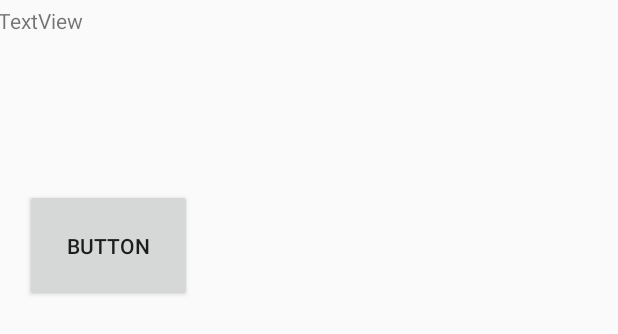
After one commit to olegvolontir20/PDM_BookingAndroidClient, an Android app built with Jetpack Compose: the layout activity_apartment_booking.xml on its own in the app's theme, with its tools: preview values and no code run, on a phone screen of 412 x 824 dp. The commit adds this screen. Shown: the top 334 px of the screen. Run offline under Robolectric (Android 15) with nearby library versions, the phone set to English and light mode, and no system bars.

Commit message:
some ApartmentBooking endpoints

```diff
--- a/app/src/main/AndroidManifest.xml
+++ b/app/src/main/AndroidManifest.xml
@@ -15,6 +15,11 @@
         android:theme="@style/Theme.BookingApp"
         tools:targetApi="31">
         <activity
+            android:name=".ApartmentBooking"
+            android:exported="false"
+            android:label="@string/title_activity_apartment_booking"
+            android:theme="@style/Theme.BookingApp" />
+        <activity
             android:name=".MainActivity"
             android:exported="true"
             android:label="@string/app_name"
--- a/app/src/main/java/com/booking/app/api/RetrofitInitializer.kt
+++ b/app/src/main/java/com/booking/app/api/RetrofitInitializer.kt
@@ -1,6 +1,6 @@
 package com.booking.app.api
 
-import com.booking.app.api.endpoints.BookingApartmentsEndpoint
+import com.booking.app.api.endpoints.ApartmentsEndpoint
 import okhttp3.OkHttpClient
 import retrofit2.Retrofit
 import retrofit2.converter.gson.GsonConverterFactory
@@ -19,7 +19,7 @@ object RetrofitInitializer {
             .build()
     }
 
-    val bookingApartmentsEndpoint: BookingApartmentsEndpoint by lazy {
-        retrofit.create(BookingApartmentsEndpoint::class.java)
+    val bookingApartmentsEndpoint: ApartmentsEndpoint by lazy {
+        retrofit.create(ApartmentsEndpoint::class.java)
     }
 }
--- /dev/null
+++ b/app/src/main/java/com/booking/app/api/models/User.kt
@@ -0,0 +1,4 @@
+package com.booking.app.api.models
+
+class User {
+}
--- /dev/null
+++ b/app/src/main/res/layout/activity_apartment_booking.xml
@@ -0,0 +1,40 @@
+<?xml version="1.0" encoding="utf-8"?>
+<androidx.constraintlayout.widget.ConstraintLayout xmlns:android="http://schemas.android.com/apk/res/android"
+    xmlns:app="http://schemas.android.com/apk/res-auto"
+    xmlns:tools="http://schemas.android.com/tools"
+    android:layout_width="match_parent"
+    android:layout_height="match_parent"
+    tools:context=".ApartmentBooking">
+
+    <TextView
+        android:id="@+id/textView"
+        android:layout_width="416dp"
+        android:layout_height="102dp"
+        android:layout_marginTop="4dp"
+        android:text="TextView"
+        app:layout_constraintEnd_toEndOf="parent"
+        app:layout_constraintHorizontal_bias="0.6"
+        app:layout_constraintStart_toStartOf="parent"
+        app:layout_constraintTop_toTopOf="parent" />
+
+    <ScrollView
+        android:layout_width="379dp"
+        android:layout_height="757dp"
+        android:layout_marginTop="20dp"
+        app:layout_constraintEnd_toEndOf="parent"
+        app:layout_constraintStart_toStartOf="parent"
+        app:layout_constraintTop_toBottomOf="@+id/textView">
+
+        <LinearLayout
+            android:layout_width="match_parent"
+            android:layout_height="wrap_content"
+            android:orientation="vertical">
+
+            <Button
+                android:id="@+id/button"
+                android:layout_width="111dp"
+                android:layout_height="75dp"
+                android:text="Button" />
+        </LinearLayout>
+    </ScrollView>
+</androidx.constraintlayout.widget.ConstraintLayout>
--- /dev/null
+++ b/app/src/main/res/values/attrs.xml
@@ -0,0 +1,6 @@
+<resources>
+    <declare-styleable name="FullscreenAttrs">
+        <attr name="fullscreenBackgroundColor" format="color" />
+        <attr name="fullscreenTextColor" format="color" />
+    </declare-styleable>
+</resources>
--- a/app/src/main/res/values/colors.xml
+++ b/app/src/main/res/values/colors.xml
@@ -7,4 +7,9 @@
     <color name="teal_700">#FF018786</color>
     <color name="black">#FF000000</color>
     <color name="white">#FFFFFFFF</color>
+    <color name="light_blue_600">#FF039BE5</color>
+    <color name="light_blue_900">#FF01579B</color>
+    <color name="light_blue_A200">#FF40C4FF</color>
+    <color name="light_blue_A400">#FF00B0FF</color>
+    <color name="black_overlay">#66000000</color>
 </resources>
```
Also changed, not shown: app/build.gradle.kts (+8 -0 lines), app/src/main/java/com/booking/app/ApartmentBooking.kt (added, +11 -0 lines), app/src/main/java/com/booking/app/api/endpoints/ApartmentBookingsEndpoint.kt (added, +17 -0 lines), app/src/main/java/com/booking/app/api/endpoints/ApartmentsEndpoint.kt (added, +24 -0 lines), app/src/main/java/com/booking/app/api/endpoints/BookingApartmentsEndpoint.kt (deleted, +0 -10 lines), app/src/main/java/com/booking/app/api/models/ApartmentBooking.kt (added, +41 -0 lines), app/src/main/java/com/booking/app/api/models/ApartmentBookingList.kt (added, +28 -0 lines), app/src/main/java/com/booking/app/api/models/BookModel.kt (added, +11 -0 lines), app/src/main/res/values-night/themes.xml (added, +12 -0 lines), app/src/main/res/values/strings.xml (+49 -0 lines), app/src/main/res/values/styles.xml (added, +11 -0 lines), app/src/main/res/values/themes.xml (+17 -0 lines).
